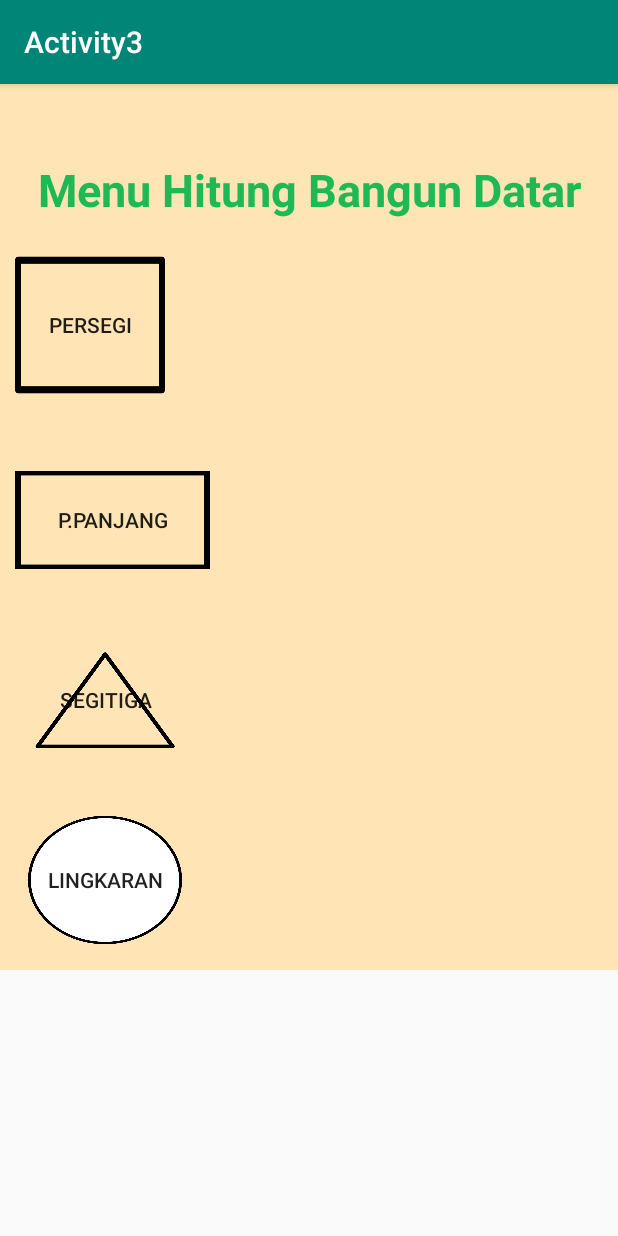
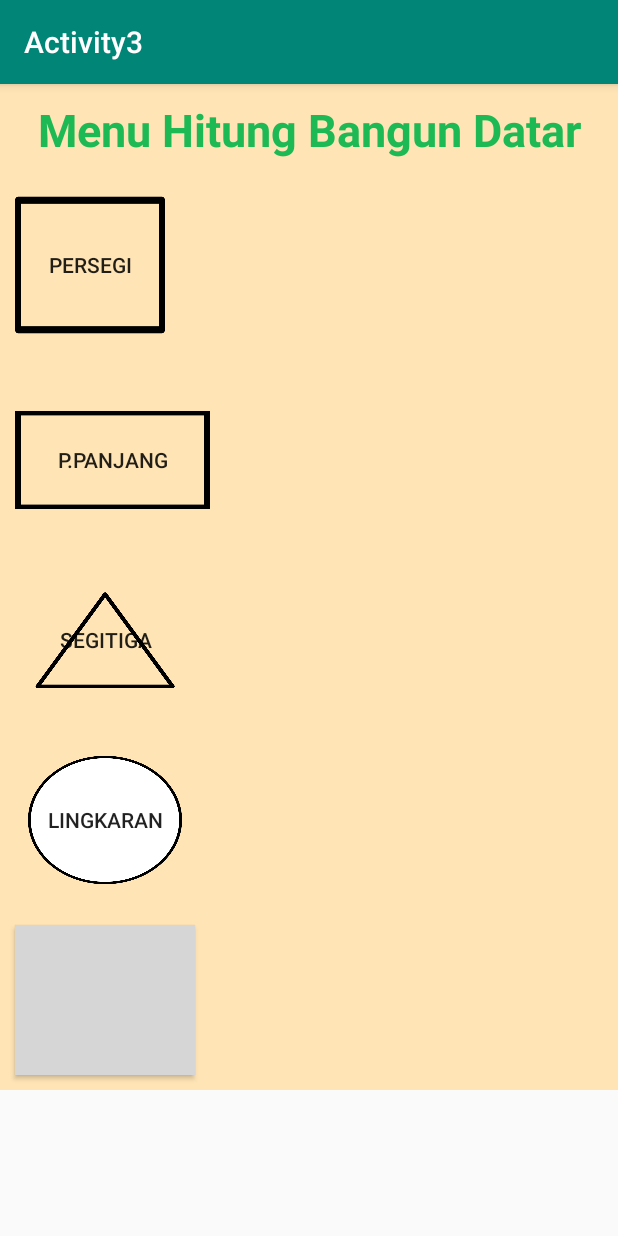
Before and after one commit to tomblong/ExerciseMenu18A, an Android app: the Activity2 screen opened directly, with no data from a screen before it, on a phone screen of 412 x 824 dp. Run offline under Robolectric (Android 15) with nearby library versions, the phone set to English and light mode, and no system bars; grey boxes are pictures that could not be loaded.

```diff
--- a/app/src/main/AndroidManifest.xml
+++ b/app/src/main/AndroidManifest.xml
@@ -9,7 +9,10 @@
         android:roundIcon="@mipmap/ic_launcher_round"
         android:supportsRtl="true"
         android:theme="@style/AppTheme">
-        <activity android:name=".lingkaran"></activity>
+        <activity android:name=".kelilingppanjang"></activity>
+        <activity android:name=".kelilingpersegi" />
+        <activity android:name=".trapesium" />
+        <activity android:name=".lingkaran" />
         <activity android:name=".segitiga" />
         <activity android:name=".ppanjang" />
         <activity android:name=".persegi" />
--- a/app/src/main/res/layout/activity_2.xml
+++ b/app/src/main/res/layout/activity_2.xml
@@ -19,7 +19,7 @@
             android:id="@+id/textView2"
             android:layout_width="match_parent"
             android:layout_height="wrap_content"
-            android:layout_marginTop="50dp"
+            android:layout_marginTop="10dp"
             android:text="@string/menu"
             android:textAlignment="center"
             android:textColor="@color/login"
@@ -59,6 +59,7 @@
             android:background="@drawable/segitiga">
         </Button>
 
+
         <Button
             android:layout_width="120dp"
             android:layout_height="100dp"
@@ -68,6 +69,15 @@
             android:background="@drawable/lingkaran">
         </Button>
 
+        <Button
+            android:layout_width="120dp"
+            android:layout_height="100dp"
+            android:layout_margin="10dp"
+            android:id="@+id/gmbrtrapesium"
+            android:text="Trapesium"
+            android:background="@drawable/trapesium">
+        </Button>
+
     </LinearLayout>
 </ScrollView>
 
```
Also changed, not shown: app/src/main/java/com/example/exercisemenu18a/kelilingpersegi.java (added, +14 -0 lines), app/src/main/java/com/example/exercisemenu18a/kelilingppanjang.java (added, +14 -0 lines), app/src/main/java/com/example/exercisemenu18a/trapesium.java (added, +14 -0 lines), app/src/main/res/layout/activity_kelilingpersegi.xml (added, +9 -0 lines), app/src/main/res/layout/activity_kelilingppanjang.xml (added, +9 -0 lines), app/src/main/res/layout/activity_trapesium.xml (added, +9 -0 lines).
